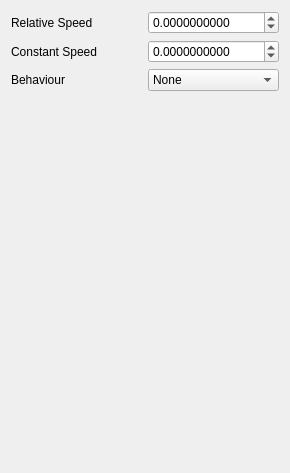
Qt form RetroEDv2/tools/sceneproperties/scenescrollpropertiesv5.ui (RSDKModding/RetroED) before a commit.
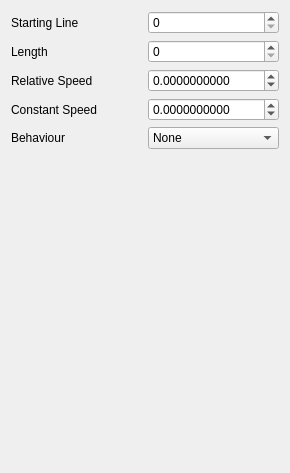
The same form after that commit.

The edit to the form file:
```diff
--- a/RetroEDv2/tools/sceneproperties/scenescrollpropertiesv5.ui
+++ b/RetroEDv2/tools/sceneproperties/scenescrollpropertiesv5.ui
@@ -20,14 +20,61 @@
    <string>Form</string>
   </property>
   <layout class="QGridLayout" name="gridLayout">
-   <item row="0" column="0">
-    <widget class="QLabel" name="label">
-     <property name="text">
-      <string>Relative Speed</string>
+   <item row="2" column="1">
+    <widget class="QDoubleSpinBox" name="relSpeed">
+     <property name="decimals">
+      <number>10</number>
      </property>
+     <property name="minimum">
+      <double>-128.000000000000000</double>
+     </property>
+     <property name="maximum">
+      <double>128.000000000000000</double>
+     </property>
+    </widget>
+   </item>
+   <item row="4" column="1">
+    <widget class="QComboBox" name="behaviour">
+     <item>
+      <property name="text">
+       <string>None</string>
+      </property>
+     </item>
+     <item>
+      <property name="text">
+       <string>Deform</string>
+      </property>
+     </item>
     </widget>
    </item>
    <item row="3" column="0">
+    <widget class="QLabel" name="label_2">
+     <property name="text">
+      <string>Constant Speed</string>
+     </property>
+    </widget>
+   </item>
+   <item row="0" column="0">
+    <widget class="QLabel" name="label_4">
+     <property name="text">
+      <string>Starting Line</string>
+     </property>
+    </widget>
+   </item>
+   <item row="3" column="1">
+    <widget class="QDoubleSpinBox" name="constSpeed">
+     <property name="decimals">
+      <number>10</number>
+     </property>
+     <property name="minimum">
+      <double>-128.000000000000000</double>
+     </property>
+     <property name="maximum">
+      <double>128.000000000000000</double>
+     </property>
+    </widget>
+   </item>
+   <item row="5" column="0">
     <spacer name="verticalSpacer">
      <property name="orientation">
       <enum>Qt::Vertical</enum>
@@ -40,58 +87,39 @@
      </property>
     </spacer>
    </item>
-   <item row="1" column="1">
-    <widget class="QDoubleSpinBox" name="constSpeed">
-     <property name="decimals">
-      <number>10</number>
-     </property>
-     <property name="minimum">
-      <double>-128.000000000000000</double>
-     </property>
-     <property name="maximum">
-      <double>128.000000000000000</double>
-     </property>
-    </widget>
-   </item>
-   <item row="1" column="0">
-    <widget class="QLabel" name="label_2">
-     <property name="text">
-      <string>Constant Speed</string>
-     </property>
-    </widget>
-   </item>
-   <item row="0" column="1">
-    <widget class="QDoubleSpinBox" name="relSpeed">
-     <property name="decimals">
-      <number>10</number>
-     </property>
-     <property name="minimum">
-      <double>-128.000000000000000</double>
-     </property>
-     <property name="maximum">
-      <double>128.000000000000000</double>
-     </property>
-    </widget>
-   </item>
-   <item row="2" column="0">
+   <item row="4" column="0">
     <widget class="QLabel" name="label_3">
      <property name="text">
       <string>Behaviour</string>
      </property>
     </widget>
    </item>
-   <item row="2" column="1">
-    <widget class="QComboBox" name="behaviour">
-     <item>
-      <property name="text">
-       <string>None</string>
-      </property>
-     </item>
-     <item>
-      <property name="text">
-       <string>Deform</string>
-      </property>
-     </item>
+   <item row="2" column="0">
+    <widget class="QLabel" name="label">
+     <property name="text">
+      <string>Relative Speed</string>
+     </property>
+    </widget>
+   </item>
+   <item row="1" column="0">
+    <widget class="QLabel" name="label_5">
+     <property name="text">
+      <string>Length</string>
+     </property>
+    </widget>
+   </item>
+   <item row="0" column="1">
+    <widget class="QSpinBox" name="startLine">
+     <property name="maximum">
+      <number>65536</number>
+     </property>
+    </widget>
+   </item>
+   <item row="1" column="1">
+    <widget class="QSpinBox" name="length">
+     <property name="maximum">
+      <number>65536</number>
+     </property>
     </widget>
    </item>
   </layout>
```
